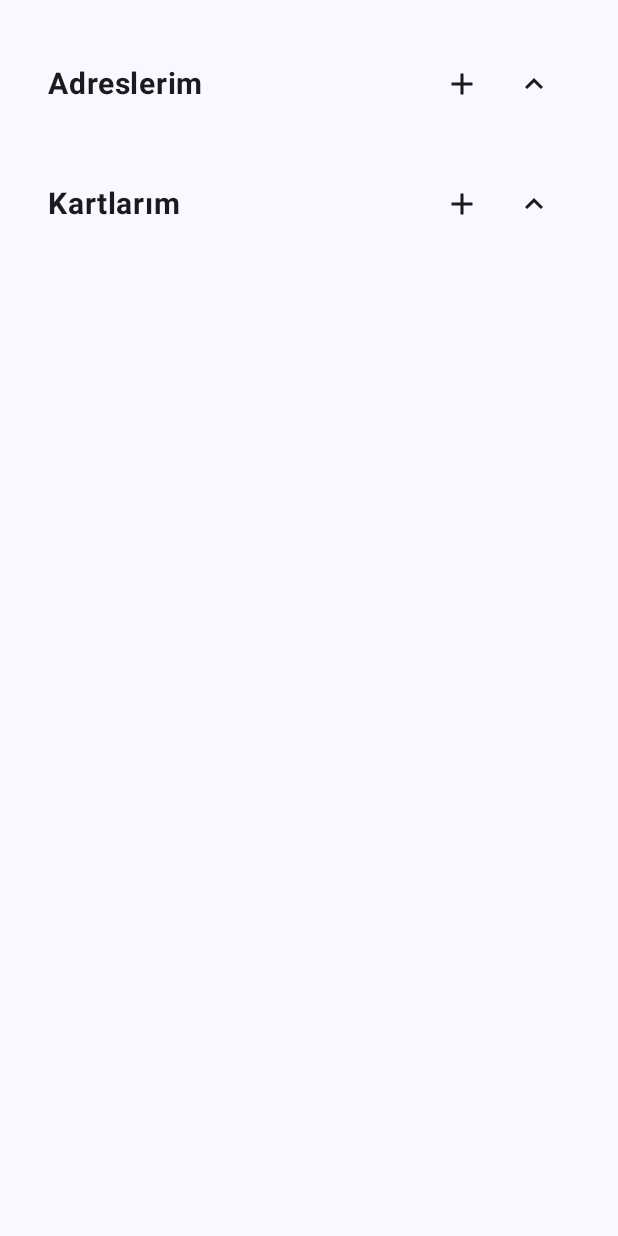
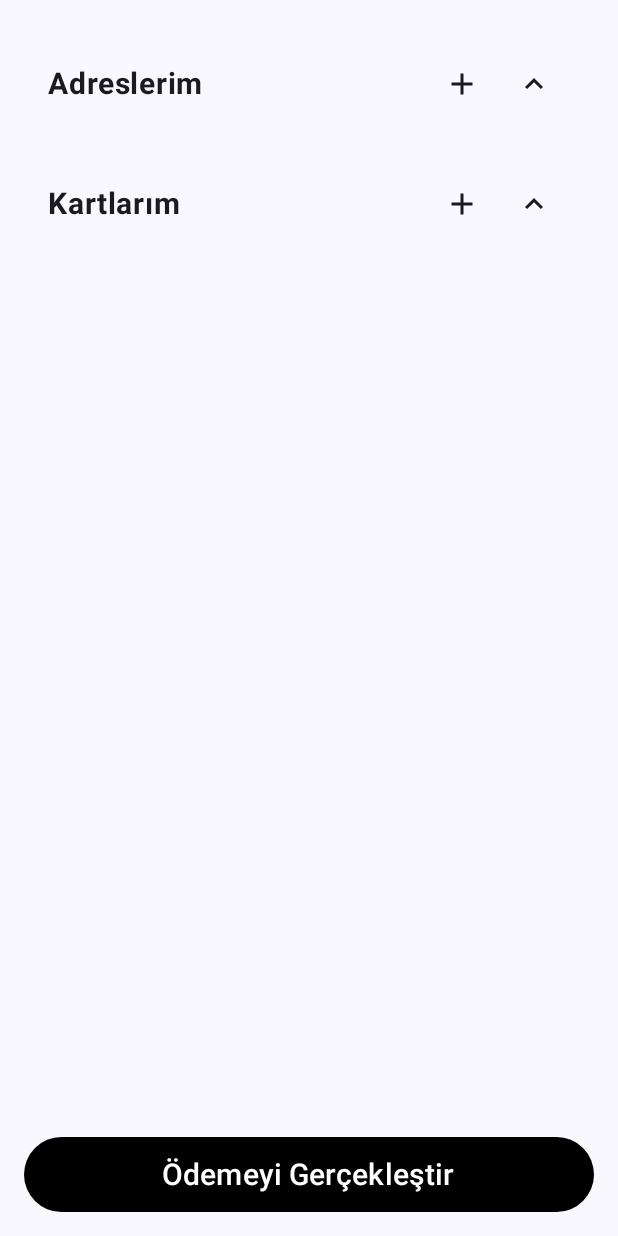
Before and after one commit to salihakbass/ECommerceCompose, an Android app built with Jetpack Compose: the CheckoutScreen screen opened through its navigation route, on a phone screen of 412 x 824 dp. Run offline under Robolectric (Android 15) with nearby library versions, the phone set to English and light mode, and no system bars; our stand-ins replace Dagger/Hilt's generated code, Firebase (no records; nobody signed in at launch, a user with empty details on screens opened directly), Room's generated code; pictures from the network do not load; 1 statement that could not run was skipped.

Commit message:
Added address and creditCard choose methods

```diff
--- a/app/src/main/java/com/salihakbas/ecommercecompose/ui/checkout/CheckoutScreen.kt
+++ b/app/src/main/java/com/salihakbas/ecommercecompose/ui/checkout/CheckoutScreen.kt
@@ -5,9 +5,10 @@ import androidx.compose.animation.fadeIn
 import androidx.compose.animation.fadeOut
 import androidx.compose.animation.slideInVertically
 import androidx.compose.animation.slideOutVertically
-import androidx.compose.foundation.BorderStroke
+import androidx.compose.foundation.border
 import androidx.compose.foundation.clickable
 import androidx.compose.foundation.layout.Arrangement
+import androidx.compose.foundation.layout.Box
 import androidx.compose.foundation.layout.Column
 import androidx.compose.foundation.layout.Row
 import androidx.compose.foundation.layout.Spacer
@@ -26,6 +27,7 @@ import androidx.compose.material.icons.filled.Edit
 import androidx.compose.material.icons.filled.KeyboardArrowDown
 import androidx.compose.material.icons.filled.KeyboardArrowUp
 import androidx.compose.material3.Button
+import androidx.compose.material3.ButtonColors
 import androidx.compose.material3.Card
 import androidx.compose.material3.CardDefaults
 import androidx.compose.material3.ExperimentalMaterial3Api
@@ -33,6 +35,7 @@ import androidx.compose.material3.Icon
 import androidx.compose.material3.IconButton
 import androidx.compose.material3.ModalBottomSheet
 import androidx.compose.material3.OutlinedTextField
+import androidx.compose.material3.Scaffold
 import androidx.compose.material3.Text
 import androidx.compose.material3.rememberModalBottomSheetState
 import androidx.compose.runtime.Composable
@@ -54,8 +57,6 @@ import com.salihakbas.ecommercecompose.data.model.CreditCard
 import com.salihakbas.ecommercecompose.ui.checkout.CheckoutContract.UiAction
 import com.salihakbas.ecommercecompose.ui.checkout.CheckoutContract.UiEffect
 import com.salihakbas.ecommercecompose.ui.checkout.CheckoutContract.UiState
-import com.salihakbas.ecommercecompose.ui.components.EmptyScreen
-import com.salihakbas.ecommercecompose.ui.components.LoadingBar
 import kotlinx.coroutines.flow.Flow
 
 @Composable
@@ -64,17 +65,32 @@ fun CheckoutScreen(
     uiEffect: Flow<UiEffect>,
     onAction: (UiAction) -> Unit
 ) {
-    when {
-        uiState.isLoading -> LoadingBar()
-        uiState.list.isNotEmpty() -> EmptyScreen()
-        else -> CheckoutContent(
+    var selectedAddressId by remember { mutableStateOf<Long?>(null) }
+    var selectedCreditCardId by remember { mutableStateOf<Long?>(null) }
+
+    Scaffold(
+        bottomBar = {
+            BottomBarCheckout()
+        }
+    ) { innerPadding ->
+        Column(
+            modifier = Modifier
+                .fillMaxSize()
+                .padding(innerPadding)
+        ) {
+            CheckoutContent(
                 addresses = uiState.address,
+                selectedAddressId = selectedAddressId,
+                onSelectAddress = { selectedAddressId = it },
                 onAddAddress = { address -> onAction(UiAction.AddAddress(address)) },
                 onAction = onAction,
                 uiState = uiState,
+                selectedCreditCardId = selectedCreditCardId,
+                onSelectCard = { selectedCreditCardId = it },
                 onAddCreditCard = { creditCard -> onAction(UiAction.AddCreditCard(creditCard)) },
                 creditCard = uiState.creditCards
             )
+        }
     }
 }
 
@@ -82,6 +98,10 @@ fun CheckoutScreen(
 fun CheckoutContent(
     addresses: List<Address>,
     creditCard: List<CreditCard>,
+    selectedAddressId: Long?,
+    selectedCreditCardId: Long?,
+    onSelectAddress: (Long) -> Unit,
+    onSelectCard: (Long) -> Unit,
     onAddAddress: (Address) -> Unit,
     onAction: (UiAction) -> Unit,
     uiState: UiState,
@@ -94,12 +114,16 @@ fun CheckoutContent(
     ) {
         AddressCard(
             addresses = addresses,
+            selectedAddressId = selectedAddressId,
+            onSelectAddress = onSelectAddress,
             onAddAddress = onAddAddress,
             onAction = onAction,
             uiState = uiState
         )
         CreditCardCard(
             onAction = onAction,
+            selectedCreditCardId = selectedCreditCardId,
+            onSelectCard = onSelectCard,
             uiState = uiState,
             onAddCreditCard = onAddCreditCard,
             creditCard = creditCard
@@ -110,6 +134,8 @@ fun CheckoutContent(
 @Composable
 fun AddressCard(
     addresses: List<Address>,
+    selectedAddressId: Long?,
+    onSelectAddress: (Long) -> Unit,
     onAddAddress: (Address) -> Unit,
     onAction: (UiAction) -> Unit,
     uiState: UiState
@@ -163,7 +189,11 @@ fun AddressCard(
                         horizontalArrangement = Arrangement.spacedBy(8.dp)
                     ) {
                         items(addresses) { address ->
-                            AddressCardItem(address = address)
+                            AddressCardItem(
+                                address = address,
+                                isSelected = address.id.toLong() == selectedAddressId,
+                                onSelect = { onSelectAddress(address.id.toLong()) }
+                            )
                         }
                     }
                 }
@@ -184,13 +214,18 @@ fun AddressCard(
 }
 
 @Composable
-fun AddressCardItem(address: Address) {
+fun AddressCardItem(address: Address, isSelected: Boolean, onSelect: () -> Unit) {
     Card(
         modifier = Modifier
-            .size(width = 180.dp, height = 180.dp),
+            .size(width = 180.dp, height = 180.dp)
+            .border(
+                width = if (isSelected) 3.dp else 1.dp,
+                color = if (isSelected) Color.Blue else Color.Gray,
+                shape = RoundedCornerShape(16.dp)
+            )
+            .clickable { onSelect() },
         shape = RoundedCornerShape(16.dp),
-        elevation = CardDefaults.cardElevation(defaultElevation = 4.dp),
-        border = BorderStroke(width = 1.dp, color = Color.Gray)
+        elevation = CardDefaults.cardElevation(defaultElevation = 4.dp)
     ) {
         Column(
             modifier = Modifier
@@ -228,10 +263,16 @@ fun AddressCardItem(address: Address) {
 }
 
 @Composable
-fun CreditCardItem(creditCard: CreditCard) {
+fun CreditCardItem(creditCard: CreditCard, isSelected: Boolean, onSelect: () -> Unit) {
     Card(
         modifier = Modifier
-            .size(width = 320.dp, height = 180.dp),
+            .size(width = 320.dp, height = 180.dp)
+            .border(
+                width = if (isSelected) 3.dp else 1.dp,
+                color = if (isSelected) Color.Yellow else Color.Transparent,
+                shape = RoundedCornerShape(16.dp)
+            )
+            .clickable { onSelect() },
         shape = RoundedCornerShape(16.dp),
         colors = CardDefaults.cardColors(containerColor = Color.DarkGray),
         elevation = CardDefaults.cardElevation(8.dp)
@@ -256,7 +297,11 @@ fun CreditCardItem(creditCard: CreditCard) {
             )
 
             Text(
-                text = "${creditCard.cardNumber.take(4)} **** **** ${creditCard.cardNumber.takeLast(4)}",
+                text = "${creditCard.cardNumber.take(4)} **** **** ${
+                    creditCard.cardNumber.takeLast(
+                        4
+                    )
+                }",
                 fontSize = 20.sp,
                 color = Color.White,
                 fontWeight = FontWeight.Bold
@@ -266,7 +311,7 @@ fun CreditCardItem(creditCard: CreditCard) {
                 horizontalArrangement = Arrangement.SpaceBetween
             ) {
                 Text(
-                    text = creditCard.expiryDate.padEnd(5,'/'),
+                    text = creditCard.expiryDate.padEnd(5, '/'),
                     fontSize = 16.sp,
                     color = Color.White
                 )
@@ -374,6 +419,8 @@ fun AddressBottomSheet(
 fun CreditCardCard(
     onAction: (UiAction) -> Unit,
     uiState: UiState,
+    selectedCreditCardId: Long?,
+    onSelectCard: (Long) -> Unit,
     onAddCreditCard: (CreditCard) -> Unit,
     creditCard: List<CreditCard>
 ) {
@@ -428,8 +475,12 @@ fun CreditCardCard(
                         .padding(top = 8.dp),
                     horizontalArrangement = Arrangement.spacedBy(8.dp)
                 ) {
-                    items(creditCard) { creditCard ->
-                        CreditCardItem(creditCard = creditCard)
+                    items(creditCard) { card ->
+                        CreditCardItem(
+                            creditCard = card,
+                            isSelected = card.id.toLong() == selectedCreditCardId,
+                            onSelect = { onSelectCard(card.id.toLong()) }
+                        )
                     }
                 }
             }
@@ -487,9 +538,7 @@ fun CreditCardBottomSheet(
                     val digitsOnly = input.filter { it.isDigit() }
                     if (digitsOnly.length <= 16) {
                         val formatted = digitsOnly.chunked(4).joinToString(" ")
-                        val cursorPosition = formatted.length
                         onAction(UiAction.OnCardNumberChange(formatted))
-                        onAction(UiAction.UpdateCardNumberCursor(cursorPosition))
                     }
 
                 },
@@ -561,3 +610,30 @@ fun CreditCardBottomSheet(
         }
     }
 }
+
+@Composable
+fun BottomBarCheckout() {
+    Box(
+        modifier = Modifier
+            .fillMaxWidth()
+            .padding(16.dp)
+    ) {
+        Button(
+            onClick = {},
+            modifier = Modifier
+                .fillMaxWidth()
+                .height(50.dp),
+            colors = ButtonColors(
+                containerColor = Color.Black,
+                contentColor = Color.White,
+                disabledContainerColor = Color.Gray,
+                disabledContentColor = Color.DarkGray
+            )
+        ) {
+            Text(
+                text = "Ödemeyi Gerçekleştir",
+                fontSize = 20.sp
+            )
+        }
+    }
+}
```
Lines whose indentation alone changed are shown as unchanged.
